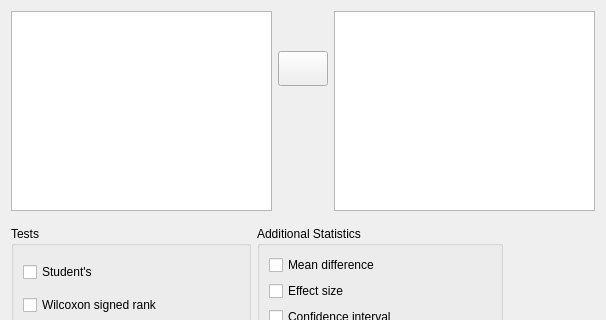
First picture: the form in JASP-Desktop/analysisforms/ttestpairedsamplesform.ui, repository jasp-stats/jasp-desktop, before the edit; both pictures show x 0 to 606 and y 0 to 320 of the 606 by 652 pixel window.
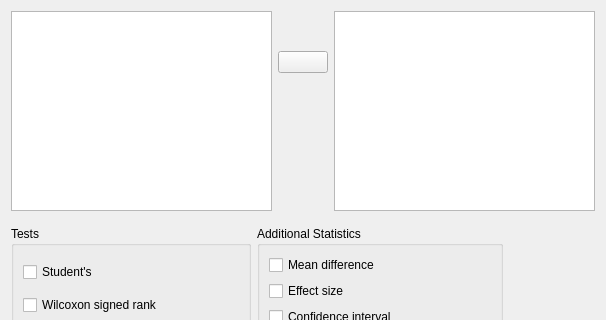
Second picture: the form after the edit. Custom widgets are drawn as their Qt base class.

```diff
--- a/JASP-Desktop/analysisforms/ttestpairedsamplesform.ui
+++ b/JASP-Desktop/analysisforms/ttestpairedsamplesform.ui
@@ -117,13 +117,13 @@
            <property name="minimumSize">
             <size>
              <width>50</width>
-             <height>35</height>
+             <height>0</height>
             </size>
            </property>
            <property name="maximumSize">
             <size>
              <width>50</width>
-             <height>35</height>
+             <height>16777215</height>
             </size>
            </property>
            <property name="text">
```
